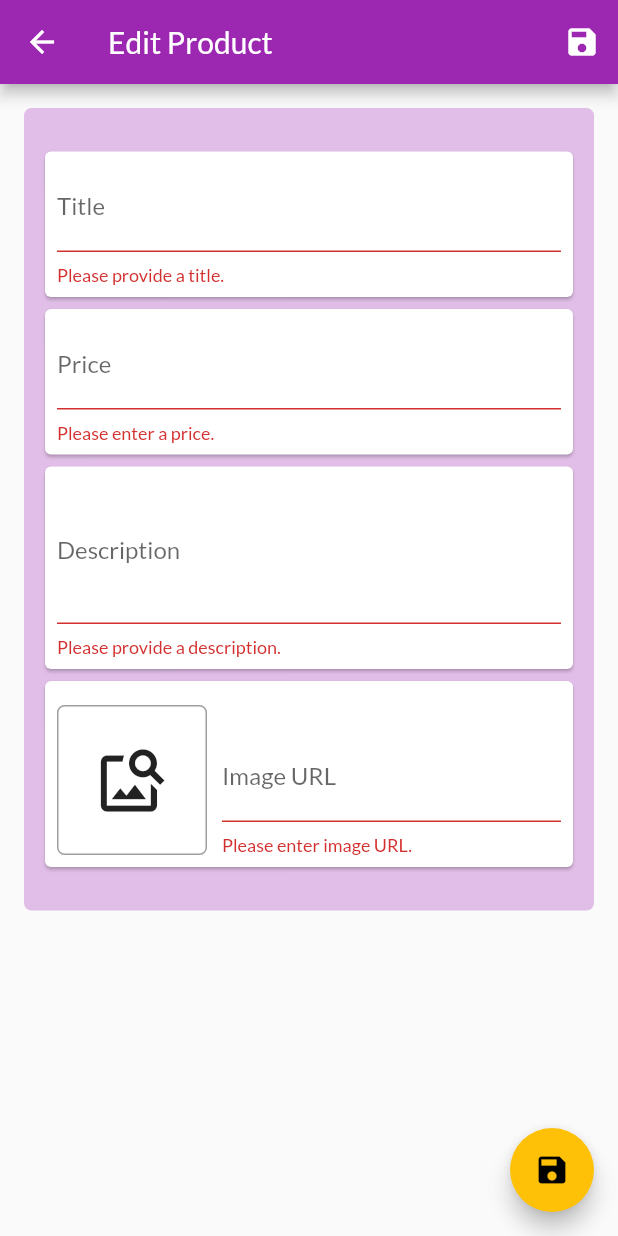
After one commit to finlaymarsh/FLUTTER-shop_app, a Flutter app: the EditProductScreen screen opened by its route, after a tap on the "save" icon, on a phone screen of 412 x 824 dp. The commit adds this screen. Run offline on Flutter 3.47's test engine with Material 2 defaults, Android fonts, the phone set to English and light mode, and no system bars; network calls fail.

Commit message:
Complete Section 9

```diff
--- a/lib/external_widgets/badge.dart
+++ b/lib/external_widgets/badge.dart
@@ -37,6 +37,7 @@ class Badge extends StatelessWidget {
               textAlign: TextAlign.center,
               style: TextStyle(
                 fontSize: 10,
+                color: Colors.black,
               ),
             ),
           ),
--- /dev/null
+++ b/lib/forms/image_url_field.dart
@@ -0,0 +1,77 @@
+import 'package:flutter/material.dart';
+
+class ImageUrlField extends StatefulWidget {
+  final TextEditingController imageUrlController;
+  final FocusNode focusNode;
+  final Function saveForm;
+  final Function onSaved;
+
+  const ImageUrlField({
+    @required this.imageUrlController,
+    @required this.onSaved,
+    this.focusNode = null,
+    this.saveForm = null,
+  });
+
+  @override
+  State<ImageUrlField> createState() => _ImageUrlFieldState();
+}
+
+class _ImageUrlFieldState extends State<ImageUrlField> {
+  @override
+  Widget build(BuildContext context) {
+    return Row(
+      crossAxisAlignment: CrossAxisAlignment.end,
+      children: [
+        Container(
+          alignment: Alignment.center,
+          width: 100,
+          height: 100,
+          margin: const EdgeInsets.only(top: 8, right: 10),
+          decoration: BoxDecoration(
+            border: Border.all(width: 1, color: Colors.grey),
+            borderRadius: BorderRadius.circular(5),
+          ),
+          child: widget.imageUrlController.text.isEmpty
+              ? Icon(
+                  Icons.image_search,
+                  size: 50,
+                )
+              : ClipRRect(
+                  child: FittedBox(
+                    child: Image.network(widget.imageUrlController.text),
+                    fit: BoxFit.cover,
+                  ),
+                ),
+        ),
+        Expanded(
+          child: TextFormField(
+            decoration: InputDecoration(labelText: 'Image URL'),
+            keyboardType: TextInputType.url,
+            textInputAction: TextInputAction.done,
+            controller: widget.imageUrlController,
+            focusNode: widget.focusNode,
+            onFieldSubmitted: (_) {
+              if (widget.saveForm != null) {
+                widget.saveForm();
+              }
+            },
+            onEditingComplete: () {
+              setState(() {});
+            },
+            validator: (value) {
+              if (value.isEmpty) {
+                return 'Please enter image URL.';
+              } else if (!value.startsWith('http') &&
+                  !value.startsWith('https')) {
+                return 'Please enter a valid URL.';
+              }
+              return null;
+            },
+            onSaved: widget.onSaved,
+          ),
+        ),
+      ],
+    );
+  }
+}
--- /dev/null
+++ b/lib/forms/multi_line_text_field.dart
@@ -0,0 +1,37 @@
+import 'package:flutter/material.dart';
+
+class MultiLineTextField extends StatelessWidget {
+  final String label;
+  final String initialValue;
+  final Function onSaved;
+  final FocusNode focusNode;
+  final int maxLines;
+
+  const MultiLineTextField({
+    @required this.label,
+    @required this.initialValue,
+    @required this.onSaved,
+    this.focusNode = null,
+    this.maxLines = 3,
+  });
+
+  @override
+  Widget build(BuildContext context) {
+    return TextFormField(
+      initialValue: initialValue,
+      maxLines: maxLines,
+      keyboardType: TextInputType.multiline,
+      decoration: InputDecoration(labelText: label),
+      focusNode: focusNode,
+      validator: (value) {
+        if (value.isEmpty) {
+          return "Please provide a ${label.toLowerCase()}.";
+        } else if (value.length < 10) {
+          return "Should be at least 10 characters long.";
+        }
+        return null;
+      },
+      onSaved: onSaved,
+    );
+  }
+}
--- /dev/null
+++ b/lib/forms/price_field.dart
@@ -0,0 +1,51 @@
+import 'package:flutter/material.dart';
+
+class PriceField extends StatelessWidget {
+  final String initialValue;
+  final FocusNode focusNode;
+  final FocusNode nextFocusNode;
+  final Function onSaved;
+
+  const PriceField({
+    @required this.initialValue,
+    @required this.focusNode,
+    @required this.nextFocusNode,
+    @required this.onSaved,
+  });
+
+  @override
+  Widget build(BuildContext context) {
+    return TextFormField(
+      initialValue: initialValue == "0.00" ? "" : initialValue,
+      decoration: InputDecoration(labelText: 'Price', prefixText: '£'),
+      textInputAction: TextInputAction.next,
+      keyboardType: TextInputType.number,
+      focusNode: focusNode,
+      onFieldSubmitted: (_) {
+        FocusScope.of(context).requestFocus(nextFocusNode);
+      },
+      validator: (value) {
+        if (value.isEmpty) {
+          return "Please enter a price.";
+        } else if (double.tryParse(value) == null) {
+          return "Please enter a valid number.";
+        } else if (double.parse(value) <= 0) {
+          return "Please enter a price greater than £0.00";
+        }
+        return null;
+      },
+      onSaved: onSaved,
+    );
+  }
+}
+
+/*
+onSaved: (value) {
+  _editedProduct = Product(
+      title: _editedProduct.title,
+      price: double.parse(value),
+      description: _editedProduct.description,
+      imageUrl: _editedProduct.imageUrl,
+      id: null);
+},
+*/
--- /dev/null
+++ b/lib/forms/single_line_text_field.dart
@@ -0,0 +1,42 @@
+import 'package:flutter/material.dart';
+
+class SingleLineTextField extends StatelessWidget {
+  final String label;
+  final String initialText;
+  final FocusNode focusNode;
+  final FocusNode nextFocusNode;
+  final Function onSaved;
+
+  const SingleLineTextField({
+    @required this.label,
+    @required this.initialText,
+    @required this.onSaved,
+    this.focusNode = null,
+    this.nextFocusNode = null,
+  });
+
+  @override
+  Widget build(BuildContext context) {
+    return TextFormField(
+      initialValue: initialText,
+      decoration: InputDecoration(
+        labelText: label,
+      ),
+      textInputAction:
+          nextFocusNode != null ? TextInputAction.next : TextInputAction.done,
+      focusNode: focusNode,
+      onFieldSubmitted: (_) {
+        if (nextFocusNode != null) {
+          FocusScope.of(context).requestFocus(nextFocusNode);
+        }
+      },
+      validator: (value) {
+        if (value.isEmpty) {
+          return "Please provide a ${label.toLowerCase()}.";
+        }
+        return null;
+      },
+      onSaved: onSaved,
+    );
+  }
+}
--- a/lib/main.dart
+++ b/lib/main.dart
@@ -5,6 +5,8 @@ import './screens/products_overview_screen.dart';
 import './screens/product_detail_screen.dart';
 import './screens/cart_screen.dart';
 import './screens/orders_screen.dart';
+import './screens/user_products_screen.dart';
+import './screens/edit_product_screen.dart';
 import './providers/products.dart';
 import './providers/cart.dart';
 import './providers/orders.dart';
@@ -29,7 +31,7 @@ class MyApp extends StatelessWidget {
       child: MaterialApp(
         title: 'MyShop',
         theme: ThemeData(
-          primarySwatch: Colors.lightGreen,
+          primarySwatch: Colors.purple,
           accentColor: Colors.amber,
           fontFamily: 'Lato',
         ),
@@ -38,6 +40,8 @@ class MyApp extends StatelessWidget {
           ProductDetailScreen.routeName: (ctx) => ProductDetailScreen(),
           CartScreen.routeName: (ctx) => CartScreen(),
           OrdersScreen.routeName: (ctx) => OrdersScreen(),
+          UserProductsScreen.routeName: (ctx) => UserProductsScreen(),
+          EditProductScreen.routeName: (ctx) => EditProductScreen(),
         },
       ),
     );
--- a/lib/providers/cart.dart
+++ b/lib/providers/cart.dart
@@ -50,6 +50,25 @@ class Cart with ChangeNotifier {
     notifyListeners();
   }
 
+  void removeSingleItem(Product product) {
+    if (!_items.containsKey(product.id)) {
+      return;
+    }
+    if (_items[product.id].quantity > 1) {
+      _items.update(
+        product.id,
+        (existingCartItem) => ItemInCart(
+          id: existingCartItem.id,
+          product: existingCartItem.product,
+          quantity: existingCartItem.quantity - 1,
+        ),
+      );
+    } else {
+      _items.remove(product.id);
+      notifyListeners();
+    }
+  }
+
   void clearCart() {
     _items = {};
     notifyListeners();
--- a/lib/providers/products.dart
+++ b/lib/providers/products.dart
@@ -51,6 +51,17 @@ class Products with ChangeNotifier {
     notifyListeners();
   }
 
+  void updateProduct(Product product) {
+    final prodIndex = _items.indexWhere((prod) => prod.id == product.id);
+    _items[prodIndex] = product;
+    notifyListeners();
+  }
+
+  void deleteProduct(Product product) {
+    _items.removeWhere((prod) => prod.id == product.id);
+    notifyListeners();
+  }
+
   Product findById(String id) {
     return _items.firstWhere((prod) => prod.id == id);
   }
--- /dev/null
+++ b/lib/screens/edit_product_screen.dart
@@ -0,0 +1,183 @@
+import 'package:flutter/material.dart';
+import 'package:provider/provider.dart';
+
+import '../providers/product.dart';
+import '../providers/products.dart';
+import '../forms/single_line_text_field.dart';
+import '../forms/multi_line_text_field.dart';
+import '../forms/price_field.dart';
+import '../forms/image_url_field.dart';
+
+class EditProductScreen extends StatefulWidget {
+  static const routeName = '/edit-product';
+  @override
+  _EditProductScreenState createState() => _EditProductScreenState();
+}
+
+class _EditProductScreenState extends State<EditProductScreen> {
+  final _priceFocusNode = FocusNode();
+  final _descriptionFocusNode = FocusNode();
+  final _imageUrlController = TextEditingController();
+  final _imageUrlFocusNode = FocusNode();
+  final _form = GlobalKey<FormState>();
+  var _title = "";
+  var _price = 0.0;
+  var _description = "";
+  var _imageUrl = "";
+  var _isInit = true;
+  var _loadedProduct = null;
+
+  @override
+  void initState() {
+    _imageUrlFocusNode.addListener(_updateImageUrl);
+    super.initState();
+  }
+
+  @override
+  void dispose() {
+    _priceFocusNode.dispose();
+    _descriptionFocusNode.dispose();
+    _imageUrlFocusNode.removeListener(_updateImageUrl);
+    _imageUrlController.dispose();
+    _imageUrlFocusNode.dispose();
+    super.dispose();
+  }
+
+  @override
+  void didChangeDependencies() {
+    if (_isInit) {
+      final product = ModalRoute.of(context).settings.arguments as Product;
+      if (product != null) {
+        _title = product.title;
+        _price = product.price;
+        _description = product.description;
+        _imageUrl = product.imageUrl;
+        _imageUrlController.text = product.imageUrl;
+        _loadedProduct = product;
+      }
+    }
+    _isInit = false;
+    super.didChangeDependencies();
+  }
+
+  void _updateImageUrl() {
+    if (!_imageUrlFocusNode.hasFocus) {
+      setState(() {});
+    }
+  }
+
+  void _saveForm() {
+    if (_form.currentState.validate()) {
+      _form.currentState.save();
+      if (_loadedProduct == null) {
+        Provider.of<Products>(context, listen: false).addProduct(
+          Product(
+            id: DateTime.now().toString(),
+            title: _title,
+            price: _price,
+            description: _description,
+            imageUrl: _imageUrl,
+          ),
+        );
+      } else {
+        Provider.of<Products>(context, listen: false).updateProduct(
+          Product(
+            id: _loadedProduct.id,
+            title: _title,
+            price: _price,
+            description: _description,
+            imageUrl: _imageUrl,
+            isFavourite: _loadedProduct.isFavourite,
+          ),
+        );
+      }
+
+      Navigator.of(context).pop();
+    } else {
+      return;
+    }
+  }
+
+  @override
+  Widget build(BuildContext context) {
+    return Scaffold(
+      appBar: AppBar(
+        title: Text('Edit Product'),
+        actions: [
+          IconButton(
+            onPressed: _saveForm,
+            icon: Icon(Icons.save),
+          ),
+        ],
+      ),
+      floatingActionButton: FloatingActionButton(
+        child: Icon(
+          Icons.save,
+        ),
+        onPressed: _saveForm,
+      ),
+      body: Padding(
+        padding: const EdgeInsets.all(16),
+        child: Form(
+          key: _form,
+          child: SingleChildScrollView(
+            child: Container(
+              decoration: BoxDecoration(
+                color: Theme.of(context).primaryColorLight,
+                borderRadius: BorderRadius.circular(5),
+              ),
+              padding: EdgeInsets.symmetric(vertical: 25, horizontal: 10),
+              child: Column(
+                children: [
+                  Card(
+                    child: Padding(
+                      padding: const EdgeInsets.all(8.0),
+                      child: SingleLineTextField(
+                        initialText: _title,
+                        label: "Title",
+                        nextFocusNode: _priceFocusNode,
+                        onSaved: (value) => _title = value,
+                      ),
+                    ),
+                  ),
+                  Card(
+                    child: Padding(
+                      padding: const EdgeInsets.all(8.0),
+                      child: PriceField(
+                        initialValue: _price.toStringAsFixed(2),
+                        focusNode: _priceFocusNode,
+                        nextFocusNode: _descriptionFocusNode,
+                        onSaved: (value) => _price = double.parse(value),
+                      ),
+                    ),
+                  ),
+                  Card(
+                    child: Padding(
+                      padding: const EdgeInsets.all(8.0),
+                      child: MultiLineTextField(
+                        initialValue: _description,
+                        label: 'Description',
+                        onSaved: (value) => _description = value,
+                      ),
+                    ),
+                  ),
+                  Card(
+                    child: Padding(
+                      padding: const EdgeInsets.all(8.0),
+                      child: ImageUrlField(
+                        imageUrlController: _imageUrlController,
+                        focusNode: _imageUrlFocusNode,
+                        saveForm: _saveForm,
+                        onSaved: (value) => _imageUrl = value,
+                      ),
+                    ),
+                  )
+                ],
+              ),
+            ),
+          ),
+        ),
+      ),
+    );
+  }
+}
--- a/lib/widgets/app_drawer.dart
+++ b/lib/widgets/app_drawer.dart
@@ -1,6 +1,7 @@
 import 'package:flutter/material.dart';
 
 import '../screens/orders_screen.dart';
+import '../screens/user_products_screen.dart';
 
 class AppDrawer extends StatelessWidget {
   @override
@@ -17,12 +18,20 @@ class AppDrawer extends StatelessWidget {
           title: Text('Shop'),
           onTap: () => Navigator.of(context).pushReplacementNamed('/'),
         ),
+        Divider(),
         ListTile(
           leading: Icon(Icons.payment),
           title: Text('Orders'),
           onTap: () => Navigator.of(context)
               .pushReplacementNamed(OrdersScreen.routeName),
         ),
+        Divider(),
+        ListTile(
+          leading: Icon(Icons.edit),
+          title: Text('Manage Products'),
+          onTap: () => Navigator.of(context)
+              .pushReplacementNamed(UserProductsScreen.routeName),
+        ),
       ]),
     );
   }
--- /dev/null
+++ b/lib/widgets/user_product_item.dart
@@ -0,0 +1,51 @@
+import 'package:flutter/material.dart';
+import 'package:provider/provider.dart';
+
+import '../screens/edit_product_screen.dart';
+import '../providers/product.dart';
+import '../providers/products.dart';
+
+class UserProductItem extends StatelessWidget {
+  final Product product;
+
+  UserProductItem(
+    this.product,
+  );
+
+  @override
+  Widget build(BuildContext context) {
+    return Card(
+      child: ListTile(
+        title: Text(product.title),
+        leading: CircleAvatar(
+          backgroundImage: NetworkImage(product.imageUrl),
+        ),
+        trailing: Container(
+          width: 100,
+          child: Row(
+            children: [
+              IconButton(
+                onPressed: () {
+                  Navigator.of(context).pushNamed(EditProductScreen.routeName,
+                      arguments: product);
+                },
+                icon: Icon(Icons.edit),
+                color: Theme.of(context).primaryColor,
+              ),
+              IconButton(
+                onPressed: () {
+                  Provider.of<Products>(context, listen: false)
+                      .deleteProduct(product);
+                },
+                icon: Icon(
+                  Icons.delete,
+                  color: Theme.of(context).errorColor,
+                ),
+              )
+            ],
+          ),
+        ),
+      ),
+    );
+  }
+}
```
Also changed, not shown: lib/screens/user_products_screen.dart (added, +38 -0 lines), lib/widgets/cart_item.dart (+26 -0 lines), lib/widgets/product_item.dart (+11 -0 lines).
